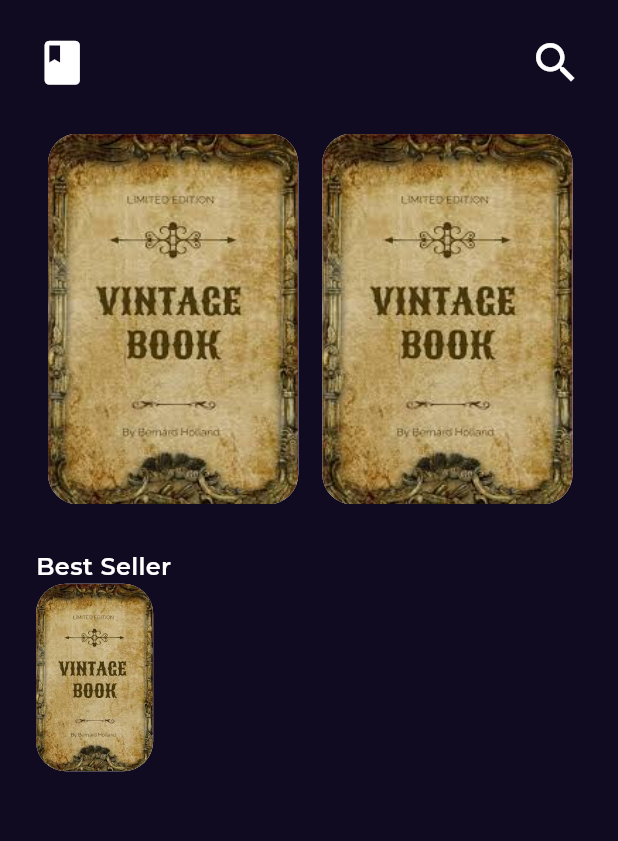
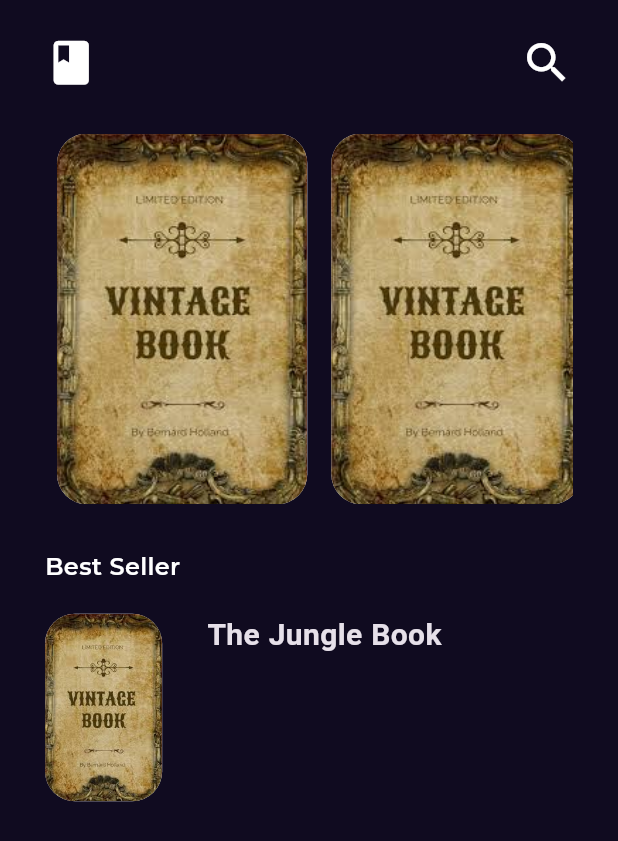
Before and after one commit to diaaeldinmahmoud/bookstore, a Flutter app: the screen it shows after launch, on a phone screen of 412 x 824 dp. Shown: the top 841 px of the screen. Run offline on Flutter 3.47's test engine with Material 3 defaults, Android fonts, the phone set to English and light mode, and no system bars; our stand-ins replace get, google_fonts.

Commit message:
bestselleritem part2

```diff
--- a/lib/features/home/persentation/views/widgets/homeviewbody.dart
+++ b/lib/features/home/persentation/views/widgets/homeviewbody.dart
@@ -10,7 +10,7 @@ class Homeviewbody extends StatelessWidget {
   @override
   Widget build(BuildContext context) {
     return Padding(
-      padding: const EdgeInsets.symmetric(horizontal: 24.0, vertical: 24),
+      padding: const EdgeInsets.symmetric(horizontal: 30.0, vertical: 24),
       child: Column(
         crossAxisAlignment: CrossAxisAlignment.start,
         children: [
@@ -19,6 +19,7 @@ class Homeviewbody extends StatelessWidget {
           featuredbookslistview(),
           SizedBox(height: 30),
           Text('Best Seller', style: Styles.styleSemiBold16),
+          SizedBox(height: 20),
           bestsellerlistviewitem(),
         ],
       ),
@@ -48,6 +49,20 @@ class bestsellerlistviewitem extends StatelessWidget {
               ),
             ),
           ),
+          SizedBox(width: 30),
+          Column(
+            children: [
+              SizedBox(
+                width: MediaQuery.of(context).size.width * 0.5,
+                child: Text(
+                  'The Jungle Book',
+                  maxLines: 2,
+                  overflow: TextOverflow.ellipsis,
+                  style: Styles.textstyle20,
+                ),
+              ),
+            ],
+          ),
         ],
       ),
     );
```
